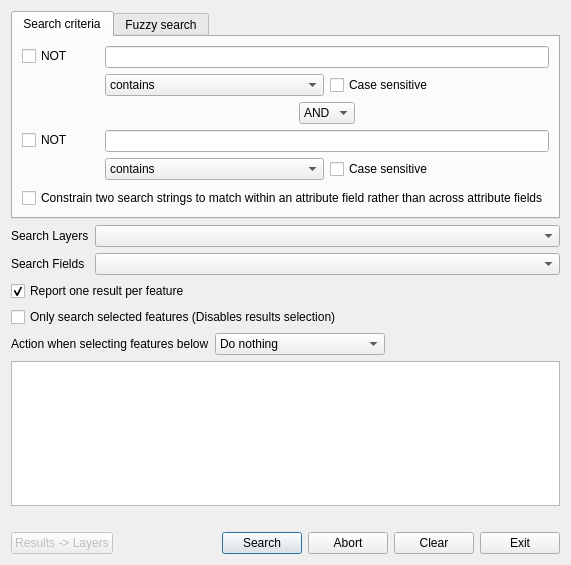
Old version of the form searchlayers.ui in the repository NationalSecurityAgency/qgis-searchlayers-plugin.
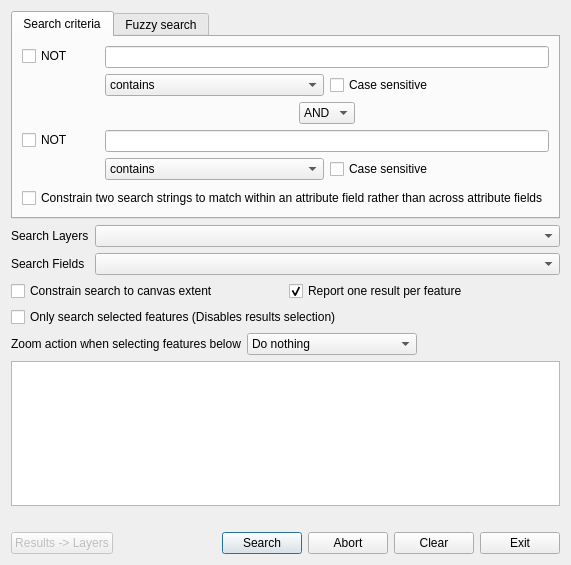
New version of the form.

Commit message: Implement canvas constraints & internationalize

```diff
--- a/searchlayers.ui
+++ b/searchlayers.ui
@@ -365,6 +365,15 @@
     </layout>
    </item>
    <item>
+    <layout class="QHBoxLayout" name="horizontalLayout_7">
+     <item>
+      <widget class="QCheckBox" name="cannvasConstraintCheckBox">
+       <property name="text">
+        <string>Constrain search to canvas extent</string>
+       </property>
+      </widget>
+     </item>
+     <item>
     <widget class="QCheckBox" name="firstMatchCheckBox">
      <property name="text">
       <string>Report one result per feature</string>
@@ -374,6 +383,8 @@
      </property>
     </widget>
    </item>
+    </layout>
+   </item>
    <item>
     <widget class="QCheckBox" name="searchSelectedCheckBox">
      <property name="text">
@@ -386,7 +397,7 @@
      <item>
       <widget class="QLabel" name="label">
        <property name="text">
-        <string>Action when selecting features below</string>
+        <string>Zoom action when selecting features below</string>
        </property>
       </widget>
      </item>
```
Lines whose indentation alone changed are shown as unchanged. The commit also changes 4 other files.
